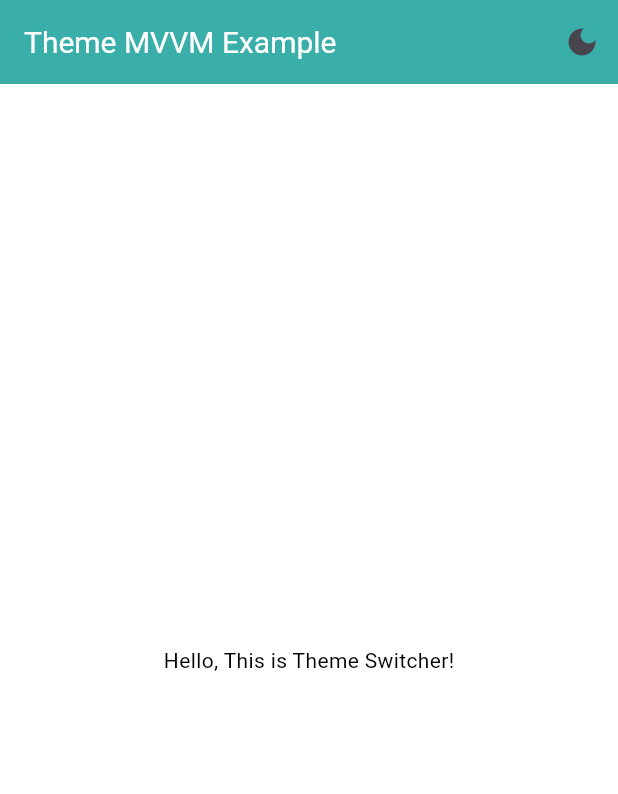
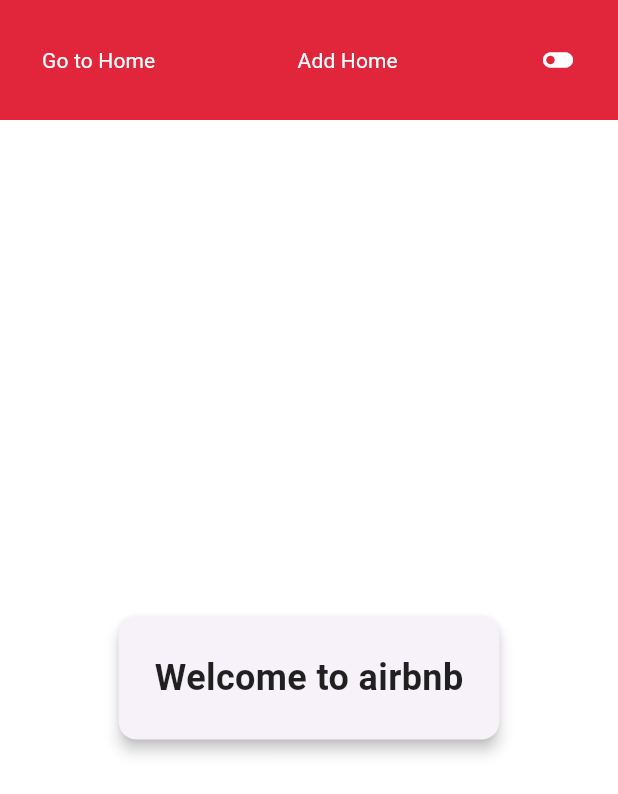
Before and after one commit to abhi1504p/airbnb, a Flutter app: the screen it shows after launch, on a phone screen of 412 x 824 dp. Shown: the top 794 px of the screen. Run offline on Flutter 3.47's test engine with Material 3 defaults, Android fonts, the phone set to English and light mode, and no system bars; our stand-ins replace flutter_screenutil, get.

```diff
--- a/lib/binding/initial_binding.dart
+++ b/lib/binding/initial_binding.dart
@@ -1,3 +1,4 @@
+import 'package:airbnb/modules/home/home_page_controller.dart';
 import 'package:get/get.dart';
 import '../modules/theme/theme_viewmodel.dart';
 
@@ -5,5 +6,6 @@ class InitialBinding extends Bindings {
   @override
   void dependencies() {
     Get.put(ThemeViewModel(), permanent: true);
+    Get.put(HomePageController());
   }
 }
--- a/lib/core/theme/app_colors.dart
+++ b/lib/core/theme/app_colors.dart
@@ -2,8 +2,9 @@ import 'package:flutter/material.dart';
 
 class AppColors {
   // Light Theme Colors
-  static const Color lightPrimary = Color(0xFF3AAFA9);
+  static const Color lightPrimary = Color(0xFFE1263B);
   static const Color lightBackground = Colors.white;
+  static const Color textcolor = Colors.white;
 
   // Dark Theme Colors
   static const Color darkPrimary = Color(0xFF17252A);
--- a/lib/main.dart
+++ b/lib/main.dart
@@ -25,10 +25,10 @@ class MyApp extends StatelessWidget {
       builder: (context, child) {
         return GetMaterialApp(
           debugShowCheckedModeBanner: false,
-          title: 'MVVM Theme App',
           theme: AppTheme.lightTheme,
           darkTheme: AppTheme.darkTheme,
           initialBinding: InitialBinding(),
+
           getPages: AppPages.routes,
           home: Obx(() {
             final themeController = Get.find<ThemeViewModel>();
--- /dev/null
+++ b/lib/modules/add_home/add_home_controller.dart
@@ -0,0 +1,6 @@
+
+import 'package:get/get.dart';
+
+class AddHomeController extends GetxController{
+
+}
--- a/lib/modules/home/home_page.dart
+++ b/lib/modules/home/home_page.dart
@@ -1,29 +1,66 @@
+import 'package:airbnb/core/theme/app_colors.dart';
+import 'package:airbnb/core/widgets/app_text.dart';
+import 'package:airbnb/modules/add_home/add_home_view.dart';
+import 'package:airbnb/modules/home/home_page_controller.dart';
 import 'package:flutter/material.dart';
 import 'package:get/get.dart';
+
 import '../theme/theme_viewmodel.dart';
 
 class HomeView extends StatelessWidget {
   final ThemeViewModel themeController = Get.find<ThemeViewModel>();
+  final HomePageController homePageController = Get.find<HomePageController>();
 
   @override
   Widget build(BuildContext context) {
     return Scaffold(
       appBar: AppBar(
-        title: Text('Theme MVVM Example'),
-        actions: [
-          IconButton(
-            icon: Icon(themeController.isDarkMode ? Icons.light_mode : Icons.dark_mode),
-            onPressed: () {
-              themeController.toggleTheme();
-            },
-          )
-        ],
+        backgroundColor: AppColors.lightPrimary, // Set background color
+        title: Row(
+          mainAxisAlignment: MainAxisAlignment.spaceBetween,
+          children: [
+            TextButton(
+              onPressed: () => Get.toNamed('/home'),
+              child: AppText('Go to Home', color: AppColors.textcolor),
+            ),
+            TextButton(
+              onPressed: () => Get.toNamed('/add_home_view'),
+              child: AppText('Add Home', color: AppColors.textcolor),
+            ),
+            IconButton(
+              onPressed: () {},
+              icon: Icon(Icons.toggle_off, color: AppColors.textcolor),
+            ),
+          ],
+        ),
+        toolbarHeight: 80,  // Set custom height
+        elevation: 0,        // Remove shadow if needed
       ),
-      body: Center(
-        child: Text(
-          'Hello, This is Theme Switcher!',
-          style: Theme.of(context).textTheme.bodyMedium,
-        ),
+
+      body: Obx(
+        () =>
+            homePageController.showRegister.value
+                ? AddHomeView()
+                : Center(
+                  child: Card(
+                    elevation: 4,
+                    shape: RoundedRectangleBorder(
+                      borderRadius: BorderRadius.circular(12),
+                    ),
+                    margin: EdgeInsets.all(16),
+                    child: Padding(
+                      padding: const EdgeInsets.all(24.0),
+                      child: Text(
+                        'Welcome to airbnb',
+                        style: TextStyle(
+                          fontSize: 24,
+                          fontWeight: FontWeight.bold,
+                          color: Colors.black87,
+                        ),
+                      ),
+                    ),
+                  ),
+                ),
       ),
     );
   }
--- /dev/null
+++ b/lib/modules/home/home_page_controller.dart
@@ -0,0 +1,5 @@
+import 'package:get/get.dart';
+
+class HomePageController extends GetxController{
+  final RxBool showRegister = false.obs;
+}
--- a/lib/routes/app_pages.dart
+++ b/lib/routes/app_pages.dart
@@ -1,13 +1,12 @@
 // used for routing
+import 'package:airbnb/modules/add_home/add_home_view.dart';
 import 'package:get/get_navigation/src/routes/get_route.dart';
 
 import '../modules/home/home_page.dart';
 
 class AppPages {
   static final routes = [
-    GetPage(
-      name: '/home',
-      page: () => HomeView(),
-    ),
+    GetPage(name: '/home', page: () => HomeView()),
+    GetPage(name: '/add_home_view', page: () => AddHomeView()),
   ];
 }
```
Also changed, not shown: lib/modules/add_home/add_home_view.dart (added, +46 -0 lines), 1 other file.
